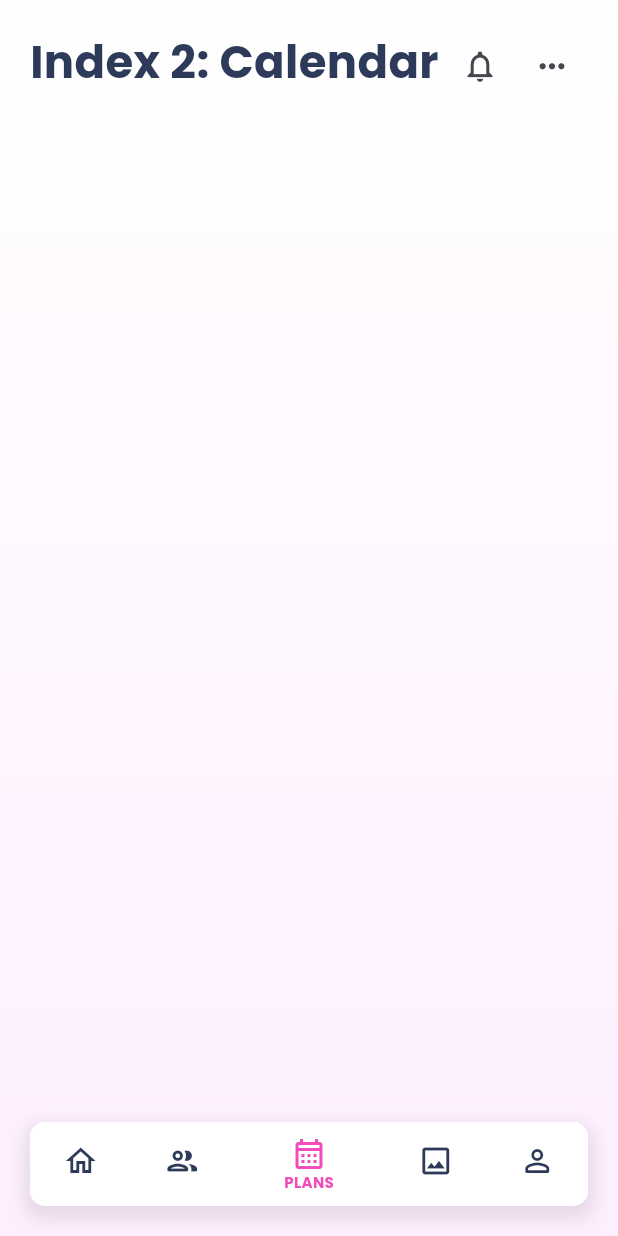
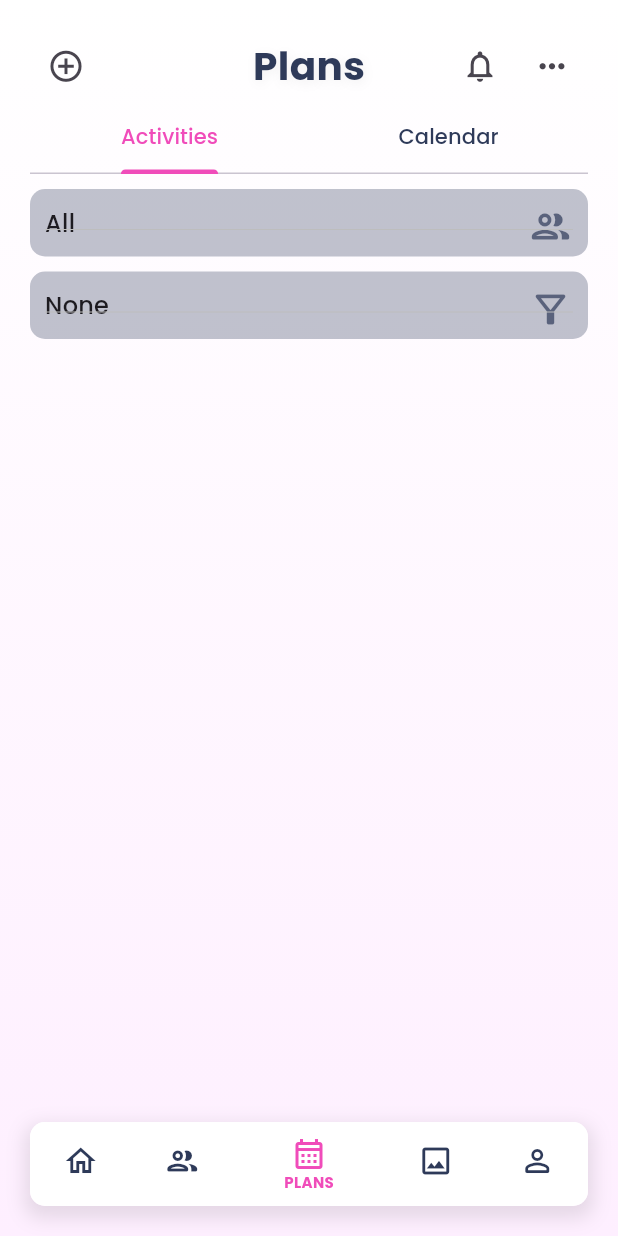
Before and after one commit to kofishah3/BondLy, a Flutter app: the HomePage screen opened by its route, item 3 of the bottom bar chosen, on a phone screen of 412 x 824 dp. Run offline on Flutter 3.47's test engine with Material 3 defaults, Android fonts, the phone set to English and light mode, and no system bars; our stand-ins replace font_awesome_flutter, go_router.

Commit message:
added plans filters and dropdownbutt

```diff
--- a/lib/providers/theme_provider.dart
+++ b/lib/providers/theme_provider.dart
@@ -7,6 +7,9 @@ final Shadow defaultTextShadow = Shadow (color: Colors.black.withOpacity(0.05),
 final LinearGradient whiteGradientBg = LinearGradient(begin: Alignment.topCenter, end: Alignment.bottomCenter, colors: [Color(0xFFFFFFFF), Color(0xFFFEEFFF)]);
 final LinearGradient darkGradientBg = LinearGradient(begin: Alignment.topCenter, end: Alignment.bottomCenter, colors: [Color(0xFF1E1E2E), Color(0xFF23181F)]);
 final LinearGradient unselectedGreyGradient = const LinearGradient(colors: [Color(0xFFCCD2E2),Color(0xFFCCD2E2)], begin: Alignment.centerLeft, end: Alignment.centerRight,);
+
+final Color baseWhite = Color(0xFFFFFFFF);
+final Color baseDark = Color(0xFF1E1E2E);
 
 //gradient options
 final LinearGradient gradientTheme1 = const LinearGradient(colors: [Color(0xFFF04CBA),Color(0xFFF382CE)], begin: Alignment.centerLeft, end: Alignment.centerRight,);
@@ -24,20 +27,23 @@ class ThemeProvider with ChangeNotifier {
   int _currentThemeNum = 1;
   LinearGradient _currentGradientBg = whiteGradientBg;
   Color _currentTextColor = defaultTextColor;
+  Color _currentBaseColor = baseWhite;
 
   LinearGradient get currentGradientTheme => _currentGradientTheme;
   Color get currentThemeColor => _currentThemeColor;
   int get  currentThemeNum => _currentThemeNum;
   LinearGradient get currentGradientBg => _currentGradientBg;
   Color get currentTextColor => _currentTextColor;
+  Color get currentBaseColor => _currentBaseColor;
 
-  void setTheme(LinearGradient gradient, Color color, int themeNum, LinearGradient gradientBg, Color textC)
+  void setTheme(LinearGradient gradient, Color color, int themeNum, LinearGradient gradientBg, Color textC, Color baseColor)
   {
     _currentGradientTheme = gradient;
     _currentThemeColor = color;
     _currentThemeNum = themeNum;
     _currentGradientBg = gradientBg;
     _currentTextColor = textC;
+    _currentBaseColor = baseColor;
     notifyListeners();
   }
 }
--- a/lib/screens/main_hub/homepage.dart
+++ b/lib/screens/main_hub/homepage.dart
@@ -4,6 +4,7 @@ import 'package:provider/provider.dart';
 import 'package:bondly/providers/theme_provider.dart';
 import 'package:bondly/screens/main_hub/homepageIndices/hp_homewidget.dart';
 import 'package:bondly/screens/main_hub/homepageIndices/hp_friendswidget.dart';
+import 'package:bondly/screens/main_hub/homepageIndices/hp_planswidget.dart';
 
 class HomePage extends StatefulWidget {
   const HomePage({super.key});
@@ -31,7 +32,7 @@ class _HomePageState extends State<HomePage> {
 
       FriendsWidget(themeProvider: themeProvider),
 
-      Text('Index 2: Calendar', style: optionStyle),
+      PlansWidget(themeProvider: themeProvider),
       Text('Index 3: Memories', style: optionStyle),
       Text('Index 4: Profile', style: optionStyle),
     ];
@@ -44,9 +45,9 @@ class _HomePageState extends State<HomePage> {
         decoration: BoxDecoration(gradient: themeProvider.currentGradientBg),
         child: Stack(
           children:[
+            _widgetOptions.elementAt(_selectedIndex),
+
             topRightButtons(),
-
-            _widgetOptions.elementAt(_selectedIndex),
 
             Align(
               alignment: Alignment.bottomCenter,
--- /dev/null
+++ b/lib/screens/main_hub/homepageIndices/hp_planswidget.dart
@@ -0,0 +1,107 @@
+import 'package:flutter/material.dart';
+
+import 'package:bondly/providers/theme_provider.dart';
+import 'package:bondly/widgets/custom_dropdown.dart';
+
+const List<String> tempPeopleList = ['All', 'Person1', 'Person2', 'Person3', 'Person4',];
+const List<String> tempFilterList = ['None', 'Movies', 'Games', 'Hangout', 'Travel',];
+
+class PlansWidget extends StatelessWidget {
+  const PlansWidget({
+    super.key,
+    required this.themeProvider,
+  });
+
+  final ThemeProvider themeProvider;
+
+  @override
+  Widget build(BuildContext context) {
+    return DefaultTabController(
+      length: 2,
+      child: Scaffold(
+        backgroundColor: Colors.transparent,
+        body: SafeArea(
+          child: Column(
+            children: [
+              header(),
+              TabBar(
+                labelColor: themeProvider.currentThemeColor,
+                unselectedLabelColor: themeProvider.currentTextColor,
+                indicatorColor: themeProvider.currentThemeColor,
+                tabs: [
+                  Tab(
+                    text: "Activities",
+                  ),
+                  Tab(text: "Calendar"),
+                ],
+              ),
+              Expanded(
+                child: TabBarView(
+                  children: [
+                    //first tab, for activities
+                    Column(
+                      children: [
+                        SizedBox(height: 10,),
+                        CustomDropDownFilter(
+                          themeProvider: themeProvider,
+                          chosenIcon: Icons.people_outline_rounded,
+                          items: tempPeopleList,
+                          dropDownColor: themeProvider.currentTextColor
+                              .withOpacity(0.3),
+                          labelFontColor: themeProvider.currentTextColor
+                        ),
+
+                        SizedBox(height: 10,),
+                        CustomDropDownFilter(
+                          themeProvider: themeProvider,
+                          chosenIcon: Icons.filter_alt_outlined,
+                          items: tempFilterList,
+                          dropDownColor: themeProvider.currentTextColor
+                              .withOpacity(0.3),
+                          labelFontColor: themeProvider.currentTextColor
+                        )
+                      ],
+                    ),
+
+                    //second tab for calendar
+                    Icon(Icons.abc),
+                  ],
+                ),
+              )
+            ],
+          ),
+        ),
+      ),
+    );
+  }
+
+  Widget header() {
+    return Stack(
+      alignment: Alignment.center,
+      children: [
+        // Centered title
+        Text(
+          "Plans",
+          style: TextStyle(
+            color: themeProvider.currentTextColor,
+            shadows: [defaultTextShadow],
+            fontSize: 26,
+            fontWeight: FontWeight.w700,
+          ),
+        ),
+        Row(
+          mainAxisAlignment: MainAxisAlignment.spaceBetween,
+          children: [
+            IconButton(
+              padding: EdgeInsets.zero,
+              constraints: const BoxConstraints(),
+              onPressed: () {},
+              icon: const Icon(Icons.add_circle_outline),
+              iconSize: 25,
+            ),
+          ],
+        ),
+      ],
+    );
+  }
+}
--- /dev/null
+++ b/lib/widgets/custom_dropdown.dart
@@ -0,0 +1,70 @@
+import 'package:flutter/material.dart';
+
+import 'package:bondly/providers/theme_provider.dart';
+
+class CustomDropDownFilter extends StatefulWidget {
+  const CustomDropDownFilter({
+    super.key,
+    required this.themeProvider,
+    required this.chosenIcon,
+    required this.items,
+    required this.dropDownColor,
+    required this.labelFontColor,
+  });
+
+  final ThemeProvider themeProvider;
+  final IconData chosenIcon;
+  final List<dynamic> items;
+  final Color dropDownColor;
+  final Color labelFontColor;
+
+  @override
+  State<CustomDropDownFilter> createState() => _CustomDropDownFilterState();
+}
+
+class _CustomDropDownFilterState extends State<CustomDropDownFilter> {
+  dynamic dropDownValue;
+
+  @override
+  void initState()
+  {
+    super.initState();
+    dropDownValue = widget.items.first;
+  }
+
+  @override
+  Widget build(BuildContext context) {
+    return Column(
+      children: [
+        Container(
+          height: 45,
+          decoration: BoxDecoration(
+            color: widget.dropDownColor,
+            borderRadius: BorderRadius.circular(10)
+          ),
+
+          child: DropdownButton(
+            padding: EdgeInsets.all(10),
+            value: dropDownValue,
+            icon: Icon(
+              widget.chosenIcon,
+              size: 30,
+              color: widget.labelFontColor.withOpacity(0.7),
+            ),
+            elevation: 10,
+            onChanged: (dynamic value) {
+              setState(() {
+                dropDownValue = value!;
+              });
+            },
+            items:
+                widget.items.map<DropdownMenuItem<String>>((dynamic value) {
+              return DropdownMenuItem(value: value, child: Text(value));
+            }).toList(),
+            isExpanded: true,
+          )
+        )
+      ],
+    );
+  }
+}
--- a/lib/widgets/input_fields.dart
+++ b/lib/widgets/input_fields.dart
@@ -85,7 +85,7 @@ class CustomGradientButton extends StatelessWidget {
               onPressed: onPressed,
               child: Text(
                 text,
-                style: TextStyle(color: textColor, fontSize: 16),
+                style: TextStyle(color: textColor, fontSize: heightUser/2 - 4),
               ),
             ),
           ),
```
Also changed, not shown: lib/screens/create_profile/cp_preferences.dart (+6 -6 lines), lib/screens/main_hub/homepageIndices/hp_friendswidget.dart (+57 -40 lines), lib/screens/main_hub/homepageIndices/hp_homewidget.dart (+17 -8 lines), lib/widgets/friends_card.dart (added, +35 -0 lines), lib/widgets/homeplans_card.dart (+10 -3 lines).
